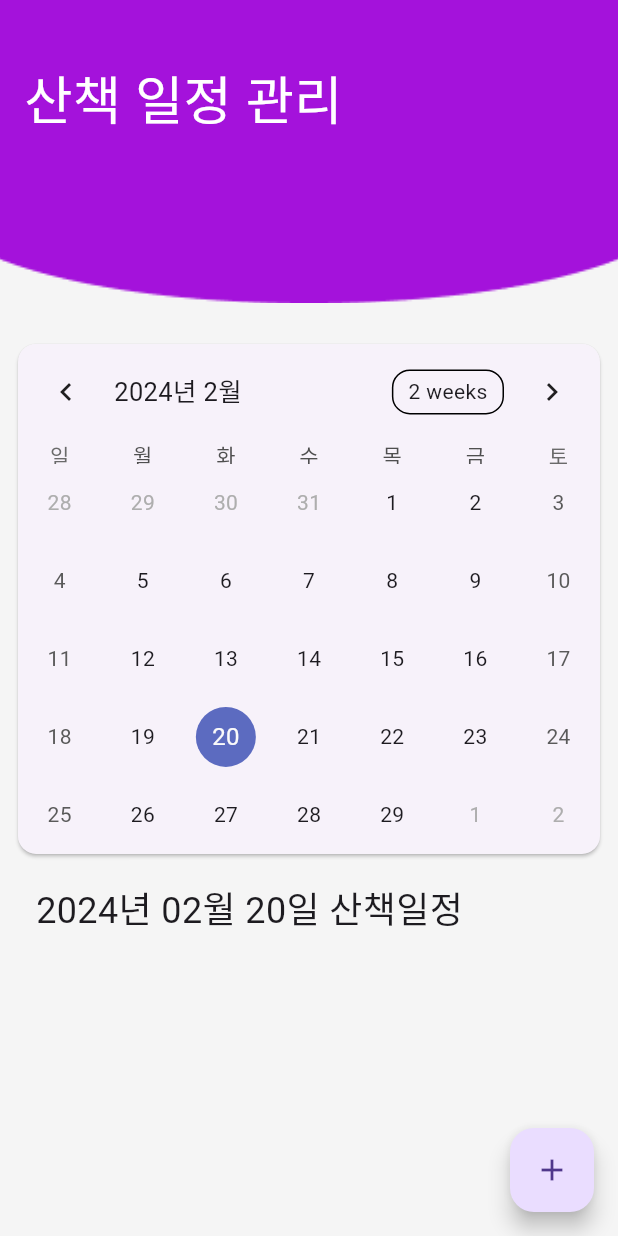
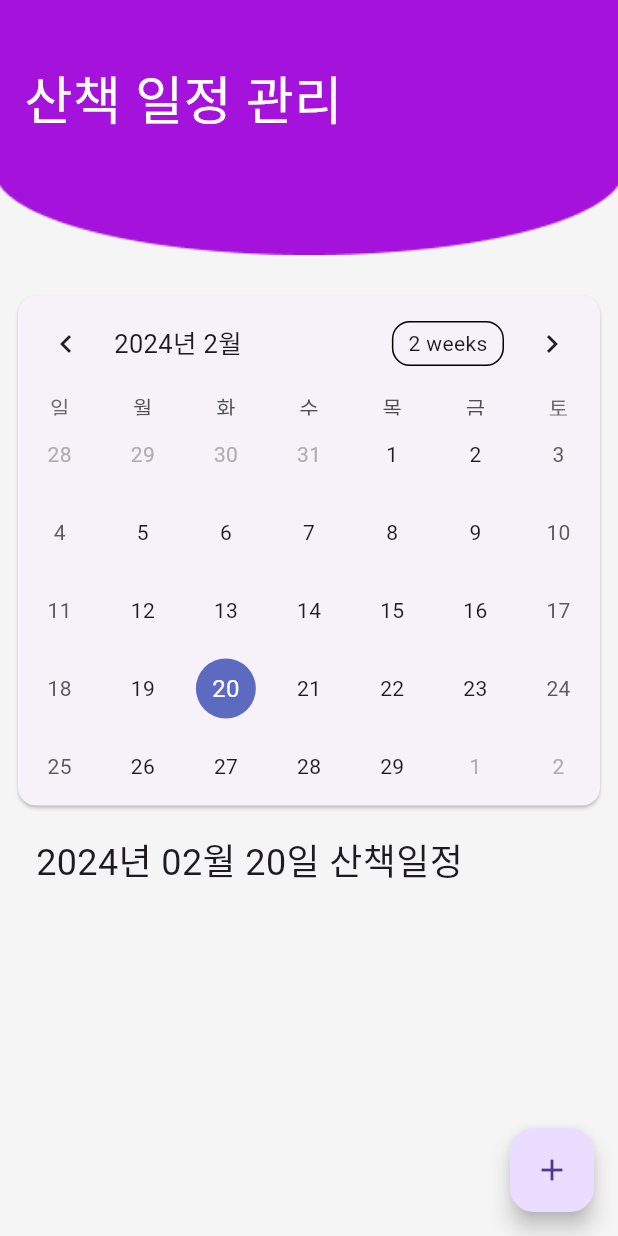
Before and after one commit to INHAGDSC-stack-overflow/mamasteps-frontend, a Flutter app: the TableCalendarPage screen opened directly, on a phone screen of 412 x 824 dp. Run offline on Flutter 3.47's test engine with Material 3 defaults, Android fonts, the phone set to English and light mode, and no system bars; drawn by our look-alikes of table_calendar; our stand-ins replace dio, flutter_secure_storage, geolocator, google_maps_flutter, google_sign_in, googleapis_auth and 1 more; missing offline and left inert: charts_flutter_updated, extension_google_sign_in_as_googleapis_auth, flutter_polyline_points, googleapis, telephony; accounts and stored records are empty; statements that could not run were skipped.

Commit message:
fix: 캘린더 UI 수정

```diff
--- a/lib/calendar/screen/calendar_page.dart
+++ b/lib/calendar/screen/calendar_page.dart
@@ -68,7 +68,7 @@ class _TableCalendarPageState extends State<TableCalendarPage> {
         int hours = completedTimeSeconds ~/ 3600;
         int minutes = (completedTimeSeconds % 3600) ~/ 60;
         String time =
-            '${hours.toString().padLeft(2, '0')} 시간 ${minutes.toString().padLeft(2, '0')} 분';
+            '${minutes.toString().padLeft(2, '0')} 분';
         DateTime eventDate = DateTime.utc(date.year, date.month, date.day);
         if (events[eventDate] != null) {
           // 해당날짜에 이벤트가 이미 있는 경우
@@ -95,10 +95,12 @@ class _TableCalendarPageState extends State<TableCalendarPage> {
             onPressed: () {
               _showSelectDialog();
             }),
-        body: Column(
+        body: SingleChildScrollView(
+          child: Column(
             children: [
-            Expanded(
-              flex: 1,
+              SizedBox(
+                height: 170,
+                width: double.infinity,
                 child: Stack(
                   fit: StackFit.expand,
                   children: <Widget>[
@@ -127,8 +129,9 @@ class _TableCalendarPageState extends State<TableCalendarPage> {
                 ),
               ),
               const SizedBox(height: 15),
-            Expanded(
-              flex: 3,
+              SizedBox(
+                width: double.infinity,
+                height: 600,
                 child: Padding(
                   padding: const EdgeInsets.all(8.0),
                   child: Column(
@@ -175,7 +178,7 @@ class _TableCalendarPageState extends State<TableCalendarPage> {
                                       _showEditDialog(index);
                                     },
                                     child: SizedBox(
-                                    height: 70,
+                                      height: 80,
                                       child: Card(
                                         color: Colors.white,
                                         elevation: 0,
@@ -184,10 +187,16 @@ class _TableCalendarPageState extends State<TableCalendarPage> {
                                               horizontal: 8.0),
                                           child: Align(
                                               child: Column(
+                                                mainAxisAlignment: MainAxisAlignment.center,
                                                 crossAxisAlignment: CrossAxisAlignment.start,
                                                 children: [
                                                   Text(
-                                                  "${value[index].date.hour}시 ${value[index].date.minute.toString().padLeft(2,'0')}분",
+                                                    "${value[index].date.hour ~/ 12}시 ${value[index].date.minute.toString().padLeft(2,'0')}분",
+                                                    style: TextStyle(
+
+                                                      fontSize: 16,
+                                                      fontWeight: FontWeight.w400,
+                                                    ),
                                                   ),
                                                   Text(
                                                     value[index].title,
@@ -215,6 +224,7 @@ class _TableCalendarPageState extends State<TableCalendarPage> {
                 ),
               ),
             ],
+          ),
         ),
       ),
     );
```
Lines whose indentation alone changed are shown as unchanged.
